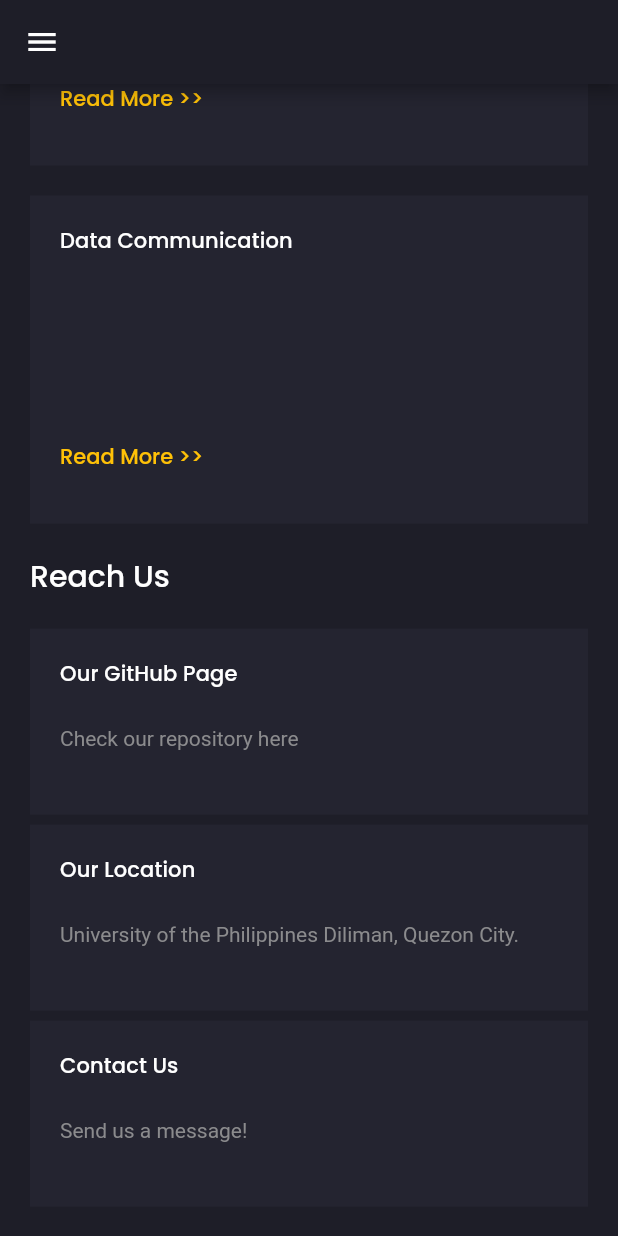
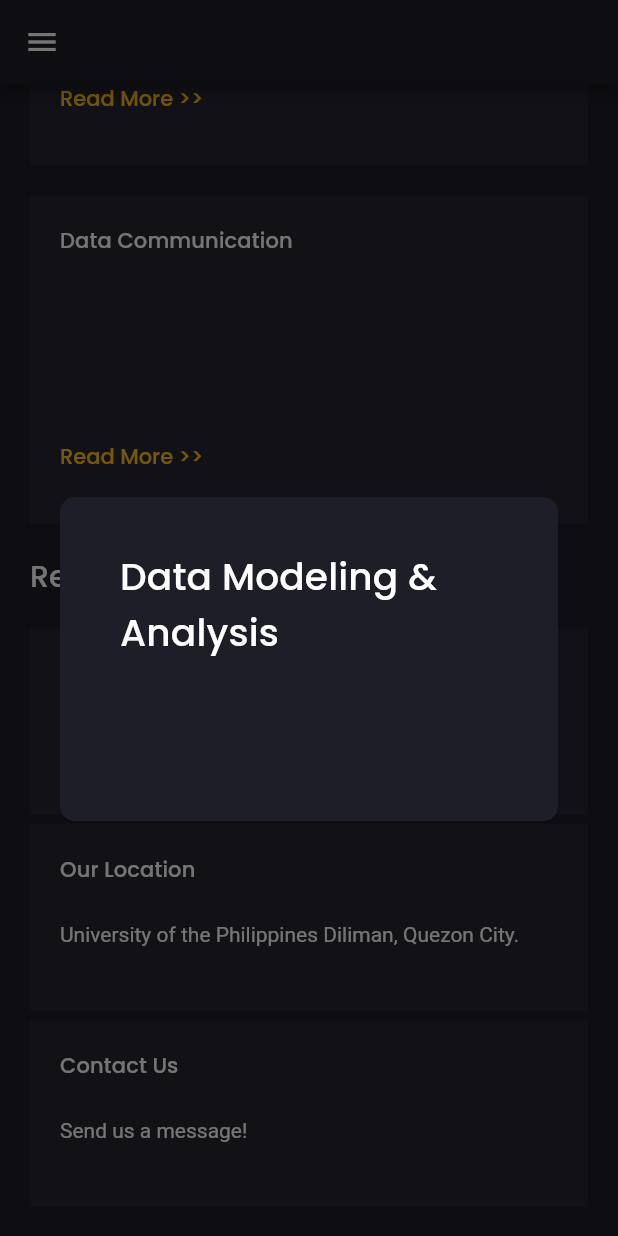
Before and after one commit to zedecpacaldo/mobile-responsive-web-app, a Flutter app: the screen it shows after launch, scrolled down 1075 dp, after a tap on "Read More >>", on a phone screen of 412 x 824 dp. Run offline on Flutter 3.47's test engine with Material 2 defaults, Android fonts, the light colour scheme and no system bars; our stand-ins replace animated_text_kit, awesome_dialog, google_fonts; missing offline and left inert: dart:html.

Commit message:
feat: Viewable Research Components

```diff
--- a/lib/screens/components/reach_us.dart
+++ b/lib/screens/components/reach_us.dart
@@ -2,10 +2,9 @@ import 'package:flutter/cupertino.dart';
 import 'package:flutter/material.dart';
 import 'package:portfolioflutter/responsive.dart';
 import 'package:portfolioflutter/screens/components/reach_us_card.dart';
-
+import 'dart:html' as html;
 import '../../constants.dart';
 import '../../contents.dart';
-import '../../models/WebComponents.dart';
 
 class ReachUs extends StatelessWidget {
   const ReachUs({
@@ -24,7 +23,7 @@ class ReachUs extends StatelessWidget {
             style: Theme.of(context).textTheme.headline6,
           ),
           const SizedBox(height: defaultPadding),
-          const Responsive(
+          Responsive(
             mobile: ReachUsGridView(crossAxisCount: 1, childAspectRatio: 3),
             mobileLarge: ReachUsGridView(crossAxisCount: 2, childAspectRatio: 1.78),
             tablet: ReachUsGridView(childAspectRatio: 1.68),
@@ -36,13 +35,26 @@ class ReachUs extends StatelessWidget {
   }
 }
 
-class ReachUsGridView extends StatelessWidget {
-  const ReachUsGridView({
+class ReachUsGridView extends StatefulWidget {
+   ReachUsGridView({
     super.key, this.crossAxisCount = 3, this.childAspectRatio = 1.95,
   });
 
   final int crossAxisCount;
   final double childAspectRatio;
+
+  @override
+  State<ReachUsGridView> createState() => _ReachUsGridViewState();
+}
+
+class _ReachUsGridViewState extends State<ReachUsGridView> {
+  int isHovered = -1;
+
+  void _changeHovered(int chosen) {
+    setState(() {
+      isHovered = chosen;
+    });
+  }
 
   @override
   Widget build(BuildContext context) {
@@ -51,12 +63,35 @@ class ReachUsGridView extends StatelessWidget {
       shrinkWrap: true,
       itemCount: webComponents.length,
       gridDelegate: SliverGridDelegateWithFixedCrossAxisCount(
-          crossAxisCount: crossAxisCount,
-          childAspectRatio: childAspectRatio,
+          crossAxisCount: widget.crossAxisCount,
+          childAspectRatio: widget.childAspectRatio,
           crossAxisSpacing: defaultPadding,
           mainAxisSpacing: defaultPadding/3
       ),
-      itemBuilder: (context, index) => ReachUsCard(webComponent: webComponents[index]),
+      itemBuilder: (context, index) => MouseRegion(
+        onEnter: (event) {
+          if(index != 1){
+            setState(() {
+              _changeHovered(index);
+            });
+          }
+        },
+        onExit: (event) {
+          if(index != 1){
+            setState(() {
+              _changeHovered(-1);
+            });
+          }
+        },
+        child: GestureDetector(
+          onTap: (){
+            if(index == 0){
+              html.window.open(githubLink, "GitHub Repository");
+            }
+          },
+          child: ReachUsCard(webComponent: webComponents[index], isSelected: isHovered==index?true:false)
+        ),
+      ),
     );
   }
 }
--- a/lib/screens/components/reach_us_card.dart
+++ b/lib/screens/components/reach_us_card.dart
@@ -5,29 +5,30 @@ import '../../constants.dart';
 import '../../models/WebComponents.dart';
 
 class ReachUsCard extends StatelessWidget {
+  bool isSelected;
   final WebComponents webComponent;
-  const ReachUsCard({
-    super.key, required this.webComponent,
+  ReachUsCard({
+    super.key, required this.webComponent, required this.isSelected,
   });
 
   @override
   Widget build(BuildContext context) {
     return Container(
       padding: const EdgeInsets.all(defaultPadding),
-      color: secondaryColor,
+      color: isSelected?Colors.white38:secondaryColor,
       child: Column(
         crossAxisAlignment: CrossAxisAlignment.start,
         children: [
           Text(
             webComponent.section,
-            style: Theme.of(context).textTheme.subtitle2,
+            style: Theme.of(context).textTheme.subtitle2?.copyWith(color: isSelected?secondaryColor:Colors.white),
           ),
           SizedBox(height: defaultPadding),
           Text(
             webComponent.text,
             maxLines: 2,
             overflow: TextOverflow.ellipsis,
-            style: const TextStyle(height: 1.5),
+            style: TextStyle(height: 1.5, color: isSelected?secondaryColor:Colors.white),
           ),
         ],
       ),
--- a/lib/screens/components/research_component_card.dart
+++ b/lib/screens/components/research_component_card.dart
@@ -1,3 +1,4 @@
+import 'package:awesome_dialog/awesome_dialog.dart';
 import 'package:flutter/cupertino.dart';
 import 'package:flutter/material.dart';
 
@@ -36,7 +37,33 @@ class ResearchComponentCard extends StatelessWidget {
           ),
           const Spacer(),
           TextButton(
-            onPressed: () {},
+            onPressed: () {
+              AwesomeDialog(
+                dialogBackgroundColor: bgColor,
+                showCloseIcon: true,
+                dialogType: DialogType.noHeader,
+                context: context,
+                padding: EdgeInsets.all(defaultPadding),
+                body: Container(
+                  padding: EdgeInsets.only(left: defaultPadding, right: defaultPadding, bottom: defaultPadding),
+                  child: Column(
+                    crossAxisAlignment: CrossAxisAlignment.start,
+                    children: [
+                      Text(
+                          researchComponent.title,
+                          style: Theme.of(context).textTheme.subtitle2?.copyWith(fontSize: 25)
+                      ),
+                      SizedBox(height: defaultPadding),
+                      Text(
+                        researchComponent.description,
+                        style: const TextStyle(height: 2, fontSize: 16),
+                        textAlign: TextAlign.left,
+                      ),
+                    ],
+                  ),
+                ),
+              ).show();
+            },
             style: TextButton.styleFrom(
               padding: EdgeInsets.zero, // Set contentPadding to EdgeInsets.zero
             ),
--- a/lib/screens/components/side_menu.dart
+++ b/lib/screens/components/side_menu.dart
@@ -26,6 +26,8 @@ class SideMenu extends StatelessWidget {
                     const Progress(),
                     const SizedBox(height: defaultPadding),
                     MembersInfoText(),
+                    const SizedBox(height: defaultPadding),
+                    const Divider()
                   ],
                 ),
               )
--- a/pubspec.yaml
+++ b/pubspec.yaml
@@ -42,6 +42,8 @@ dependencies:
   video_player: ^2.6.1
   shared_preferences: ^2.1.1
   wakelock: ^0.6.2
+  url_launcher: ^6.1.11
+  awesome_dialog: ^3.0.2
 
 dev_dependencies:
   flutter_test:
```
Also changed, not shown: lib/contents.dart (+4 -3 lines), lib/screens/components/members_info_text.dart (+50 -6 lines), pubspec.lock.
